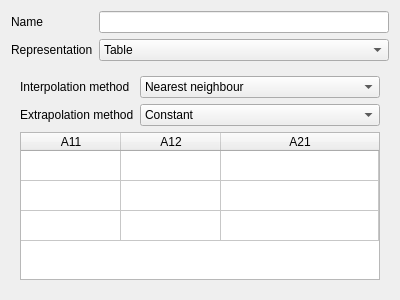
Above: CRIMSONSolver/Materials/ui/MaterialEditorWidget.ui from rkhlebnikov/CRIMSONPythonModules before the change. Below: the same form after it.
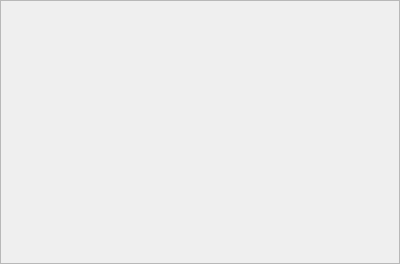
That is the form after the change.

Commit message: Material UI builder initial version.

```diff
--- a/CRIMSONSolver/Materials/ui/MaterialEditorWidget.ui
+++ b/CRIMSONSolver/Materials/ui/MaterialEditorWidget.ui
@@ -7,169 +7,64 @@
     <x>0</x>
     <y>0</y>
     <width>400</width>
-    <height>300</height>
+    <height>264</height>
    </rect>
   </property>
+  <property name="sizePolicy">
+   <sizepolicy hsizetype="Preferred" vsizetype="Minimum">
+    <horstretch>0</horstretch>
+    <verstretch>0</verstretch>
+   </sizepolicy>
+  </property>
   <property name="minimumSize">
    <size>
     <width>0</width>
-    <height>300</height>
+    <height>0</height>
    </size>
   </property>
   <property name="windowTitle">
    <string>Form</string>
   </property>
-  <layout class="QVBoxLayout" name="verticalLayout_4">
+  <layout class="QVBoxLayout" name="materialsLayout">
+   <property name="spacing">
+    <number>6</number>
+   </property>
+   <property name="leftMargin">
+    <number>0</number>
+   </property>
+   <property name="topMargin">
+    <number>0</number>
+   </property>
+   <property name="rightMargin">
+    <number>0</number>
+   </property>
+   <property name="bottomMargin">
+    <number>0</number>
+   </property>
    <item>
-    <layout class="QGridLayout" name="gridLayout">
-     <item row="1" column="1">
-      <widget class="QComboBox" name="representationComboBox">
-       <item>
-        <property name="text">
-         <string>Table</string>
-        </property>
-       </item>
-       <item>
-        <property name="text">
-         <string>Custom script</string>
-        </property>
-       </item>
-      </widget>
-     </item>
-     <item row="0" column="0">
-      <widget class="QLabel" name="label">
-       <property name="text">
-        <string>Name</string>
-       </property>
-      </widget>
-     </item>
-     <item row="1" column="0">
-      <widget class="QLabel" name="label_2">
-       <property name="text">
-        <string>Representation</string>
-       </property>
-      </widget>
-     </item>
-     <item row="0" column="1">
-      <widget class="QLineEdit" name="lineEdit"/>
-     </item>
-    </layout>
-   </item>
-   <item>
-    <widget class="QStackedWidget" name="stackedWidget">
-     <property name="currentIndex">
-      <number>0</number>
+    <widget class="QScrollArea" name="materialsScrollArea">
+     <property name="minimumSize">
+      <size>
+       <width>0</width>
+       <height>0</height>
+      </size>
      </property>
-     <widget class="QWidget" name="page_2">
-      <layout class="QVBoxLayout" name="verticalLayout">
-       <item>
-        <layout class="QFormLayout" name="formLayout">
-         <item row="0" column="0">
-          <widget class="QLabel" name="label_3">
-           <property name="text">
-            <string>Interpolation method</string>
-           </property>
-          </widget>
-         </item>
-         <item row="0" column="1">
-          <widget class="QComboBox" name="comboBox_2">
-           <item>
-            <property name="text">
-             <string>Nearest neighbour</string>
-            </property>
-           </item>
-           <item>
-            <property name="text">
-             <string>Linear</string>
-            </property>
-           </item>
-           <item>
-            <property name="text">
-             <string>Cubic</string>
-            </property>
-           </item>
-          </widget>
-         </item>
-         <item row="1" column="0">
-          <widget class="QLabel" name="label_4">
-           <property name="text">
-            <string>Extrapolation method</string>
-           </property>
-          </widget>
-         </item>
-         <item row="1" column="1">
-          <widget class="QComboBox" name="comboBox_3">
-           <item>
-            <property name="text">
-             <string>Constant</string>
-            </property>
-           </item>
-           <item>
-            <property name="text">
-             <string>Linear</string>
-            </property>
-           </item>
-          </widget>
-         </item>
-        </layout>
-       </item>
-       <item>
-        <widget class="QTableWidget" name="tableWidget">
-         <attribute name="horizontalHeaderStretchLastSection">
-          <bool>true</bool>
-         </attribute>
-         <attribute name="verticalHeaderVisible">
-          <bool>false</bool>
-         </attribute>
-         <row>
-          <property name="text">
-           <string>New Row</string>
-          </property>
-         </row>
-         <row>
-          <property name="text">
-           <string>New Row</string>
-          </property>
-         </row>
-         <row>
-          <property name="text">
-           <string>New Row</string>
-          </property>
-         </row>
-         <column>
-          <property name="text">
-           <string>A11</string>
-          </property>
-         </column>
-         <column>
-          <property name="text">
-           <string>A12</string>
-          </property>
-         </column>
-         <column>
-          <property name="text">
-           <string>A21</string>
-          </property>
-         </column>
-        </widget>
-       </item>
-      </layout>
-     </widget>
-     <widget class="QWidget" name="page_3">
-      <layout class="QVBoxLayout" name="verticalLayout_2">
-       <item>
-        <widget class="QTextEdit" name="scriptTextEdit">
-         <property name="font">
-          <font>
-           <family>Courier New</family>
-          </font>
-         </property>
-         <property name="tabStopWidth">
-          <number>20</number>
-         </property>
-        </widget>
-       </item>
-      </layout>
+     <property name="widgetResizable">
+      <bool>true</bool>
+     </property>
+     <property name="alignment">
+      <set>Qt::AlignLeading|Qt::AlignLeft|Qt::AlignTop</set>
+     </property>
+     <widget class="QWidget" name="materialsWidget">
+      <property name="geometry">
+       <rect>
+        <x>0</x>
+        <y>0</y>
+        <width>398</width>
+        <height>262</height>
+       </rect>
+      </property>
+      <layout class="QVBoxLayout" name="verticalLayout"/>
      </widget>
     </widget>
    </item>
```
Left out of the diff: 19 changed lines with no effect on the pictures. The commit also changes 2 other files.
